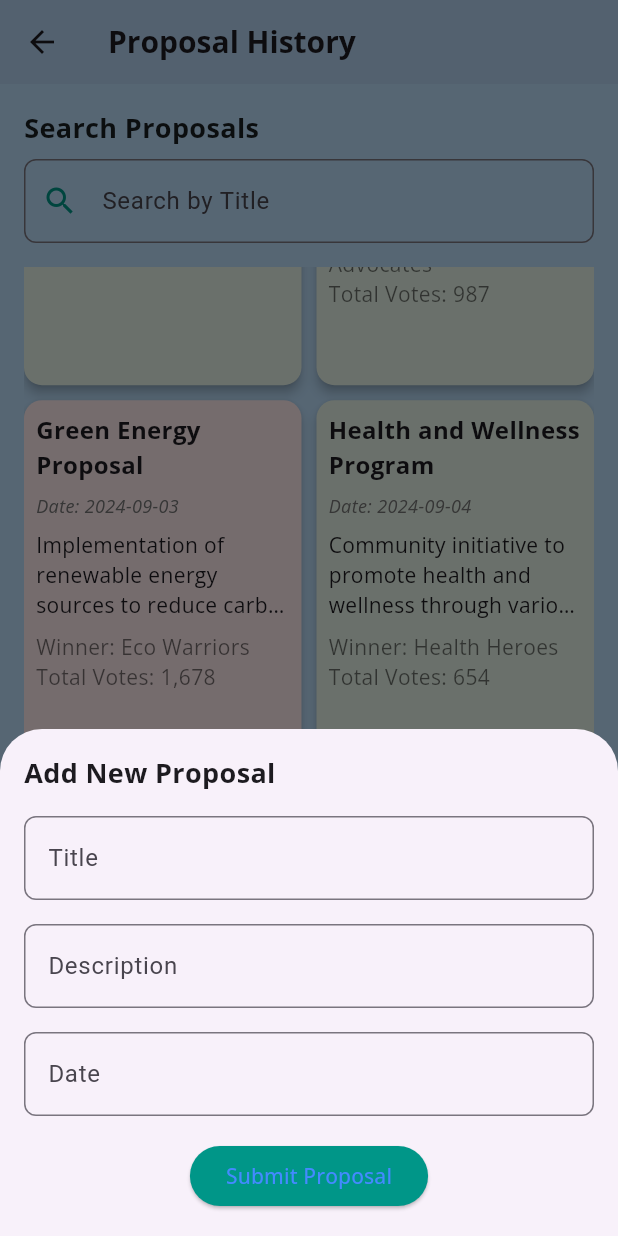
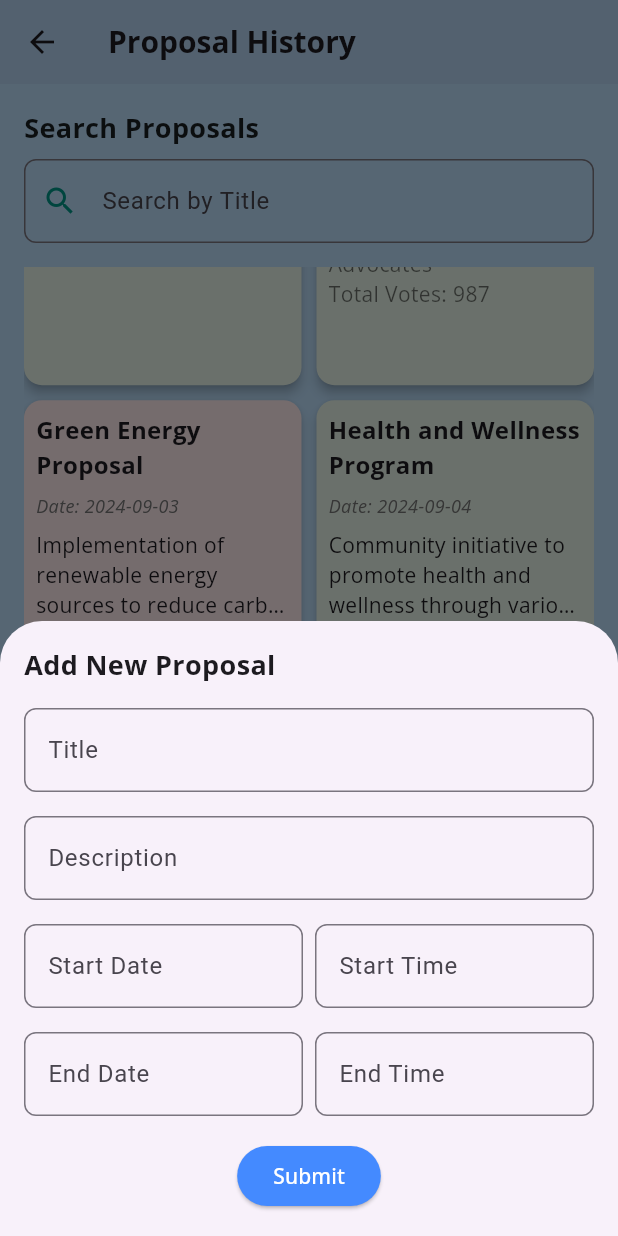
Before and after one commit to AyushKr2003/NexVote, a Flutter app: the ProposalPage screen opened directly, scrolled down 187 dp, after a tap on the "add" icon, on a phone screen of 412 x 824 dp. Run offline on Flutter 3.47's test engine with Material 3 defaults, Android fonts, the light colour scheme and no system bars; our stand-ins replace google_fonts; missing offline and left inert: collapsible_sidebar.

Commit message:
date time in adding proposal

```diff
--- a/lib/pages/proposal_page.dart
+++ b/lib/pages/proposal_page.dart
@@ -156,8 +156,8 @@ class _ProposalPageState extends State<ProposalPage> {
       ),
       floatingActionButton: FloatingActionButton(
         onPressed: () => _showAddProposalBottomSheet(context),
-        child: Icon(Icons.add),
-        backgroundColor: Colors.teal,
+        child: Icon(Icons.add,color: ThemeNavColors.backgroundColor),
+        backgroundColor: ThemeNavColors.selectedIconBox,
       ),
     );
   }
--- a/lib/widgets/proposal_bottom_sheet.dart
+++ b/lib/widgets/proposal_bottom_sheet.dart
@@ -1,11 +1,25 @@
+import 'package:flutter/foundation.dart';
 import 'package:flutter/material.dart';
 import 'package:google_fonts/google_fonts.dart';
 import 'package:nex_vote/consts/conts.dart';
 
-class ProposalBottomSheet extends StatelessWidget {
+class ProposalBottomSheet extends StatefulWidget {
   final VoidCallback onSubmit;
 
   ProposalBottomSheet({required this.onSubmit});
+
+  @override
+  State<ProposalBottomSheet> createState() => _ProposalBottomSheetState();
+}
+
+class _ProposalBottomSheetState extends State<ProposalBottomSheet> {
+  final TextEditingController title = TextEditingController();
+  final TextEditingController des = TextEditingController();
+
+  DateTime? _startDate;
+  TimeOfDay? _startTime;
+  DateTime? _endDate;
+  TimeOfDay? _endTime;
 
   @override
   Widget build(BuildContext context) {
@@ -22,8 +36,9 @@ class ProposalBottomSheet extends StatelessWidget {
               fontWeight: FontWeight.bold,
             ),
           ),
-          SizedBox(height: 16),
+          const SizedBox(height: 16),
           TextField(
+            controller: title,
             decoration: InputDecoration(
               labelText: 'Title',
               border: OutlineInputBorder(
@@ -31,8 +46,9 @@ class ProposalBottomSheet extends StatelessWidget {
               ),
             ),
           ),
-          SizedBox(height: 16),
+          const SizedBox(height: 16),
           TextField(
+            controller: des,
             decoration: InputDecoration(
               labelText: 'Description',
               border: OutlineInputBorder(
@@ -40,22 +56,122 @@ class ProposalBottomSheet extends StatelessWidget {
               ),
             ),
           ),
-          SizedBox(height: 16),
-          TextField(
-            decoration: InputDecoration(
-              labelText: 'Date',
-              border: OutlineInputBorder(
-                borderRadius: BorderRadius.circular(8.0),
+          const SizedBox(height: 16),
+          Row(
+            children: [
+              Expanded(
+                child: GestureDetector(
+                  onTap: () => _selectDate(context, isStartDate: true),
+                  child: AbsorbPointer(
+                    child: TextField(
+                      controller: TextEditingController(
+                        text: _startDate == null
+                            ? ''
+                            : '${_startDate!.toLocal()}'
+                                .split(' ')[0], // Formatting date
+                      ),
+                      decoration: InputDecoration(
+                        labelText: 'Start Date',
+                        border: OutlineInputBorder(
+                          borderRadius: BorderRadius.circular(8.0),
+                        ),
+                      ),
+                    ),
+                  ),
+                ),
               ),
-            ),
+              const SizedBox(width: 8),
+              Expanded(
+                child: GestureDetector(
+                  onTap: () => _selectTime(context, isStartTime: true),
+                  child: AbsorbPointer(
+                    child: TextField(
+                      controller: TextEditingController(
+                        text: _startTime == null
+                            ? ''
+                            : _startTime!.format(context), // Formatting time
+                      ),
+                      decoration: InputDecoration(
+                        labelText: 'Start Time',
+                        border: OutlineInputBorder(
+                          borderRadius: BorderRadius.circular(8.0),
+                        ),
+                      ),
+                    ),
+                  ),
+                ),
+              ),
+            ],
           ),
-          SizedBox(height: 16),
+          const SizedBox(height: 16),
+          Row(
+            children: [
+              Expanded(
+                child: GestureDetector(
+                  onTap: () => _selectDate(context, isStartDate: false),
+                  child: AbsorbPointer(
+                    child: TextField(
+                      controller: TextEditingController(
+                        text: _endDate == null
+                            ? ''
+                            : '${_endDate!.toLocal()}'
+                                .split(' ')[0], // Formatting date
+                      ),
+                      decoration: InputDecoration(
+                        labelText: 'End Date',
+                        border: OutlineInputBorder(
+                          borderRadius: BorderRadius.circular(8.0),
+                        ),
+                      ),
+                    ),
+                  ),
+                ),
+              ),
+              const SizedBox(width: 8),
+              Expanded(
+                child: GestureDetector(
+                  onTap: () => _selectTime(context, isStartTime: false),
+                  child: AbsorbPointer(
+                    child: TextField(
+                      controller: TextEditingController(
+                        text: _endTime == null
+                            ? ''
+                            : _endTime!.format(context),
+                      ),
+                      decoration: InputDecoration(
+                        labelText: 'End Time',
+                        border: OutlineInputBorder(
+                          borderRadius: BorderRadius.circular(8.0),
+                        ),
+                      ),
+                    ),
+                  ),
+                ),
+              ),
+            ],
+          ),
+          const SizedBox(height: 16),
           Center(
             child: ElevatedButton(
-              onPressed: onSubmit,
-              child: Text('Submit Proposal',style: GoogleFonts.openSans(color: ThemeColorsHome.selectedIconBox),),
+              onPressed: () {
+                if (kDebugMode) {
+                  print('Title: ${title.text}');
+                  print('Description: ${des.text}');
+                  print('Start Date: $_startDate');
+                  print('Start Time: $_startTime');
+                  print('End Date: $_endDate');
+                  print('End Time: $_endTime');
+                }
+                Navigator.of(context).pop();
+              },
               style: ElevatedButton.styleFrom(
-                backgroundColor: Colors.teal,
+                backgroundColor: ThemeNavColors.selectedIconBox,
+              ),
+              child: Text(
+                'Submit',
+                style: GoogleFonts.openSans(
+                  color: ThemeNavColors.backgroundColor,
+                ),
               ),
             ),
           ),
@@ -63,4 +179,56 @@ class ProposalBottomSheet extends StatelessWidget {
       ),
     );
   }
+
+  Future<void> _selectDate(BuildContext context,
+      {required bool isStartDate}) async {
+    final DateTime now = DateTime.now();
+    final DateTime initialDate =
+        isStartDate ? _startDate ?? now : _endDate ?? now;
+    final DateTime firstDate = DateTime(now.year - 100);
+    final DateTime lastDate = DateTime(now.year + 100);
+
+    final DateTime? pickedDate = await showDatePicker(
+      context: context,
+      initialDate: initialDate,
+      firstDate: firstDate,
+      lastDate: lastDate,
+    );
+
+    if (pickedDate != null) {
+      if (isStartDate) {
+        setState(() {
+          _startDate = pickedDate;
+        });
+      } else {
+        setState(() {
+          _endDate = pickedDate;
+        });
+      }
+    }
+  }
+
+  Future<void> _selectTime(BuildContext context,
+      {required bool isStartTime}) async {
+    final TimeOfDay initialTime = isStartTime
+        ? _startTime ?? TimeOfDay.now()
+        : _endTime ?? TimeOfDay.now();
+
+    final TimeOfDay? pickedTime = await showTimePicker(
+      context: context,
+      initialTime: initialTime,
+    );
+
+    if (pickedTime != null) {
+      if (isStartTime) {
+        setState(() {
+          _startTime = pickedTime;
+        });
+      } else {
+        setState(() {
+          _endTime = pickedTime;
+        });
+      }
+    }
+  }
 }
```
